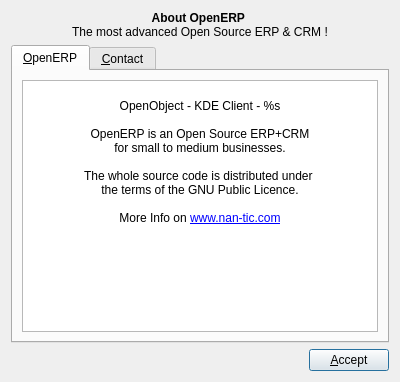
Above: Koo/ui/about.ui from xrg/openerp-client-kde before the change. Below: the same form after it.
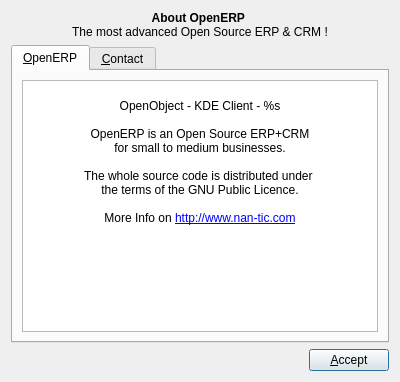
That is the form after the change. The open tabs and pages were chosen to show the change. Icons and pictures are not drawn.

Patch:
```diff
--- a/Koo/ui/about.ui
+++ b/Koo/ui/about.ui
@@ -58,7 +58,10 @@
 &lt;p align=&quot;center&quot; style=&quot; margin-top:0px; margin-bottom:0px; margin-left:0px; margin-right:0px; -qt-block-indent:0; text-indent:0px;&quot;&gt;&lt;span style=&quot; font-family:'Sans Serif'; font-size:9pt;&quot;&gt;The whole source code is distributed under &lt;/span&gt;&lt;/p&gt;
 &lt;p align=&quot;center&quot; style=&quot; margin-top:0px; margin-bottom:0px; margin-left:0px; margin-right:0px; -qt-block-indent:0; text-indent:0px;&quot;&gt;&lt;span style=&quot; font-family:'Sans Serif'; font-size:9pt;&quot;&gt;the terms of the GNU Public Licence.&lt;/span&gt;&lt;/p&gt;
 &lt;p align=&quot;center&quot; style=&quot;-qt-paragraph-type:empty; margin-top:0px; margin-bottom:0px; margin-left:0px; margin-right:0px; -qt-block-indent:0; text-indent:0px; font-family:'Sans Serif'; font-size:9pt;&quot;&gt;&lt;/p&gt;
-&lt;p align=&quot;center&quot; style=&quot; margin-top:0px; margin-bottom:0px; margin-left:0px; margin-right:0px; -qt-block-indent:0; text-indent:0px;&quot;&gt;&lt;span style=&quot; font-family:'Sans Serif'; font-size:9pt;&quot;&gt;More Info on &lt;/span&gt;&lt;a href=&quot;http://www.nan-tic.com&quot;&gt;&lt;span style=&quot; font-family:'Sans Serif'; font-size:9pt; text-decoration: underline; color:#0000ff;&quot;&gt;www.nan-tic.com&lt;/span&gt;&lt;/a&gt;&lt;/p&gt;&lt;/body&gt;&lt;/html&gt;</string>
+&lt;p align=&quot;center&quot; style=&quot; margin-top:0px; margin-bottom:0px; margin-left:0px; margin-right:0px; -qt-block-indent:0; text-indent:0px;&quot;&gt;&lt;span style=&quot; font-family:'Sans Serif'; font-size:9pt;&quot;&gt;More Info on &lt;/span&gt;&lt;a href=&quot;http://www.nan-tic.com&quot;&gt;&lt;span style=&quot; font-family:'Sans Serif'; font-size:9pt; text-decoration: underline; color:#0000ff;&quot;&gt;http://www.nan-tic.com&lt;/span&gt;&lt;/a&gt;&lt;/p&gt;&lt;/body&gt;&lt;/html&gt;</string>
+         </property>
+         <property name="openExternalLinks">
+          <bool>true</bool>
          </property>
         </widget>
        </item>
```
Left out of the diff: 12 changed lines with no effect on the pictures.
